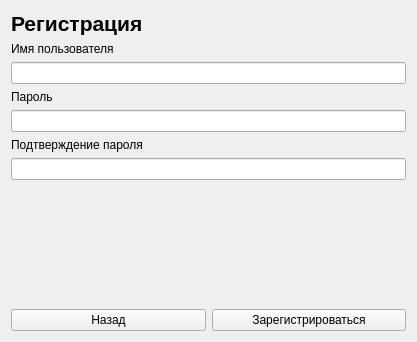
Before: the Qt Designer form registrationwindow.ui in cpp-park-vk-education/2023_1_Rabotyagi, drawn with Qt 5.
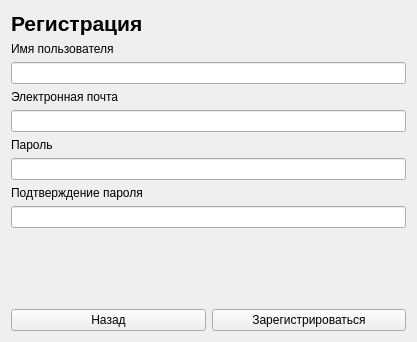
After: the same form once the commit is applied.

Diff of the .ui file:
```diff
--- a/registrationwindow.ui
+++ b/registrationwindow.ui
@@ -54,7 +54,17 @@
       </widget>
      </item>
      <item>
-      <widget class="QLineEdit" name="usernameLineEdit"/>
+      <widget class="QLineEdit" name="usernameEdit"/>
+     </item>
+     <item>
+      <widget class="QLabel" name="label_3">
+       <property name="text">
+        <string>Электронная почта</string>
+       </property>
+      </widget>
+     </item>
+     <item>
+      <widget class="QLineEdit" name="emailEdit"/>
      </item>
      <item>
       <widget class="QLabel" name="label_4">
```
Left out of the diff: 40 changed lines with no effect on the pictures.
